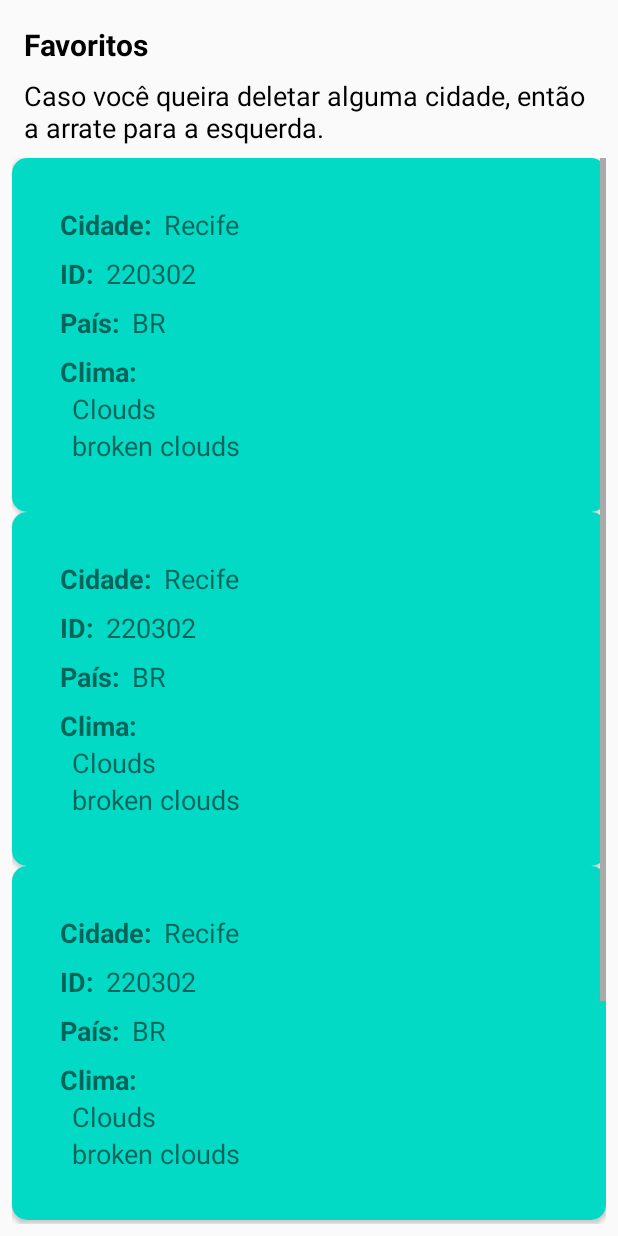
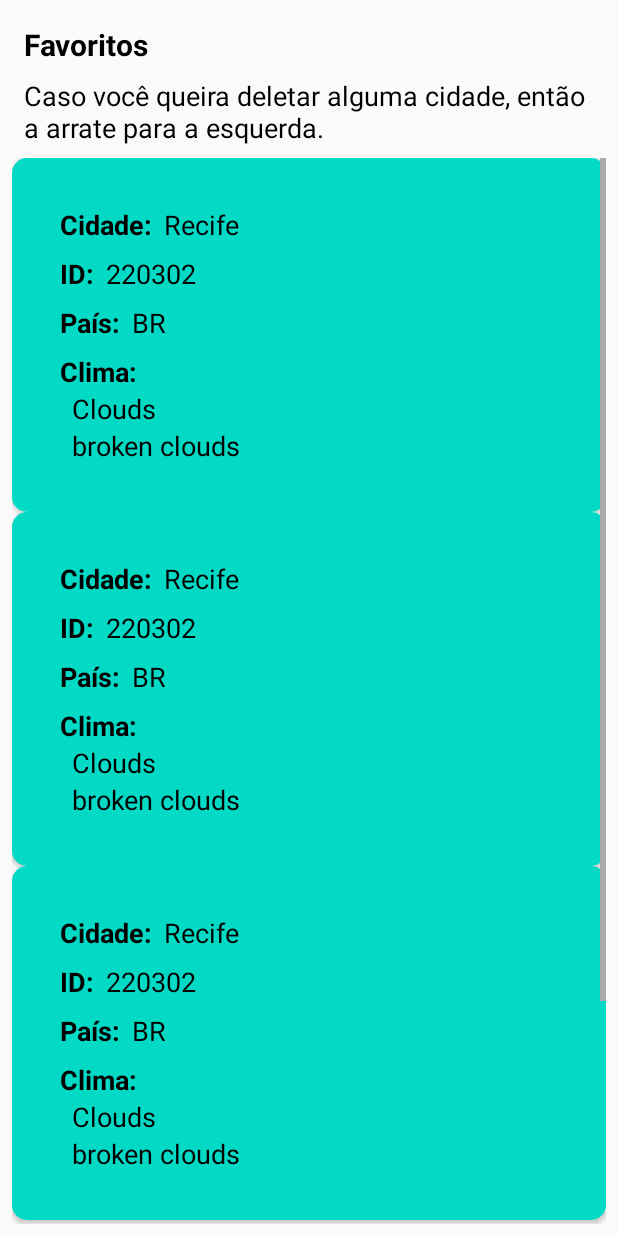
Before and after one commit to renatac/ExercisePersistenceAndNetwork, an Android app: the layout fragment_favorites.xml on its own in the app's theme, with its tools: preview values and no code run, on a phone screen of 412 x 824 dp. Run offline under Robolectric (Android 15) with nearby library versions, the phone set to English and light mode, and no system bars.

Commit message:
Modification 9

```diff
--- a/app/src/main/res/layout/favorites_item.xml
+++ b/app/src/main/res/layout/favorites_item.xml
@@ -15,11 +15,11 @@
 
         <TextView
             android:id="@+id/tv_label_favorite_city_name"
-            android:layout_width="0dp"
+            android:layout_width="@dimen/dim_0dp"
             android:layout_height="wrap_content"
             android:layout_marginStart="@dimen/dim_32dp"
             android:layout_marginTop="@dimen/dim_32dp"
-            android:textSize="18sp"
+            android:textSize="@dimen/dim_18sp"
             android:textStyle="bold"
             app:layout_constraintStart_toStartOf="parent"
             app:layout_constraintTop_toTopOf="parent"
@@ -31,7 +31,7 @@
             android:layout_height="wrap_content"
             android:layout_marginStart="@dimen/dim_8dp"
             android:layout_marginTop="@dimen/dim_32dp"
-            android:textSize="18sp"
+            android:textSize="@dimen/dim_18sp"
             android:textAlignment="viewStart"
             app:layout_constraintStart_toEndOf="@id/tv_label_favorite_city_name"
             app:layout_constraintTop_toTopOf="parent"
@@ -49,10 +49,10 @@
 
         <TextView
             android:id="@+id/tv_label_favorite_id"
-            android:layout_width="0dp"
+            android:layout_width="@dimen/dim_0dp"
             android:layout_height="wrap_content"
             android:layout_marginTop="@dimen/dim_8dp"
-            android:textSize="18sp"
+            android:textSize="@dimen/dim_18sp"
             android:textStyle="bold"
             app:layout_constraintStart_toStartOf="@id/tv_label_favorite_city_name"
             app:layout_constraintTop_toBottomOf="@id/tv_label_favorite_city_name"
@@ -60,20 +60,20 @@
 
         <TextView
             android:id="@+id/tv_favorite_id"
-            android:layout_width="0dp"
+            android:layout_width="@dimen/dim_0dp"
             android:layout_height="wrap_content"
             android:layout_marginStart="@dimen/dim_8dp"
-            android:textSize="18sp"
+            android:textSize="@dimen/dim_18sp"
             app:layout_constraintStart_toEndOf="@id/tv_label_favorite_id"
             app:layout_constraintTop_toTopOf="@id/tv_label_favorite_id"
             tools:text="220302" />
 
         <TextView
             android:id="@+id/tv_label_favorite_country"
-            android:layout_width="0dp"
+            android:layout_width="@dimen/dim_0dp"
             android:layout_height="wrap_content"
             android:layout_marginTop="@dimen/dim_8dp"
-            android:textSize="18sp"
+            android:textSize="@dimen/dim_18sp"
             android:textStyle="bold"
             app:layout_constraintStart_toStartOf="@id/tv_label_favorite_id"
             app:layout_constraintTop_toBottomOf="@id/tv_label_favorite_id"
@@ -81,20 +81,20 @@
 
         <TextView
             android:id="@+id/tv_favorite_country"
-            android:layout_width="0dp"
+            android:layout_width="@dimen/dim_0dp"
             android:layout_height="wrap_content"
             android:layout_marginStart="@dimen/dim_8dp"
-            android:textSize="18sp"
+            android:textSize="@dimen/dim_18sp"
             app:layout_constraintStart_toEndOf="@id/tv_label_favorite_country"
             app:layout_constraintTop_toTopOf="@id/tv_label_favorite_country"
             tools:text="BR" />
 
         <TextView
             android:id="@+id/tv_label_weather_main"
-            android:layout_width="0dp"
+            android:layout_width="@dimen/dim_0dp"
             android:layout_height="wrap_content"
             android:layout_marginTop="@dimen/dim_8dp"
-            android:textSize="18sp"
+            android:textSize="@dimen/dim_18sp"
             android:textStyle="bold"
             app:layout_constraintStart_toStartOf="@id/tv_label_favorite_country"
             app:layout_constraintTop_toBottomOf="@id/tv_label_favorite_country"
@@ -102,20 +102,20 @@
 
         <TextView
             android:id="@+id/tv_weather_main"
-            android:layout_width="0dp"
+            android:layout_width="@dimen/dim_0dp"
             android:layout_height="wrap_content"
             android:layout_marginStart="@dimen/dim_8dp"
-            android:textSize="18sp"
+            android:textSize="@dimen/dim_18sp"
             app:layout_constraintStart_toStartOf="@id/tv_label_weather_main"
             app:layout_constraintTop_toBottomOf="@id/tv_label_weather_main"
             tools:text="Clouds" />
 
         <TextView
             android:id="@+id/tv_descryption_weather"
-            android:layout_width="0dp"
+            android:layout_width="@dimen/dim_0dp"
             android:layout_height="wrap_content"
             android:layout_marginEnd="@dimen/dim_8dp"
-            android:textSize="18sp"
+            android:textSize="@dimen/dim_18sp"
             app:layout_constraintStart_toStartOf="@id/tv_weather_main"
             app:layout_constraintTop_toBottomOf="@id/tv_weather_main"
             tools:text="broken clouds" />
--- a/app/src/main/res/layout/fragment_favorites.xml
+++ b/app/src/main/res/layout/fragment_favorites.xml
@@ -12,7 +12,7 @@
         android:layout_width="match_parent"
         android:layout_height="wrap_content"
         android:text="@string/txt_empty_favorites_list"
-        android:textSize="18sp"
+        android:textSize="@dimen/dim_18sp"
         android:textStyle="bold"
         android:textAlignment="center"
         android:layout_marginBottom="@dimen/dim_16dp"
@@ -24,15 +24,14 @@
 
     <TextView
         android:id="@+id/txt_favorites_title"
-        android:layout_width="0dp"
+        android:layout_width="@dimen/dim_0dp"
         android:layout_height="wrap_content"
         android:layout_marginTop="@dimen/dim_16dp"
         android:layout_marginStart="@dimen/dim_8dp"
         android:layout_marginEnd="@dimen/dim_8dp"
         android:text="@string/title_favorites"
-        android:textColor="@color/black"
         android:textStyle="bold"
-        android:textSize="20sp"
+        android:textSize="@dimen/dim_20sp"
         app:layout_constraintTop_toTopOf="parent"
         app:layout_constraintStart_toStartOf="@id/favoriteRecyclerView"
         app:layout_constraintEnd_toEndOf="@id/favoriteRecyclerView"
@@ -40,14 +39,13 @@
 
     <TextView
         android:id="@+id/txt_explanation_favorites"
-        android:layout_width="0dp"
+        android:layout_width="@dimen/dim_0dp"
         android:layout_height="wrap_content"
         android:layout_marginTop="@dimen/dim_8dp"
         android:layout_marginStart="@dimen/dim_8dp"
         android:layout_marginEnd="@dimen/dim_8dp"
         android:text="@string/txt_favorites_explanation"
-        android:textSize="18sp"
-        android:textColor="@color/black"
+        android:textSize="@dimen/dim_18sp"
         app:layout_constraintTop_toBottomOf="@id/txt_favorites_title"
         app:layout_constraintStart_toStartOf="@id/favoriteRecyclerView"
         app:layout_constraintEnd_toEndOf="@id/favoriteRecyclerView"
@@ -55,8 +53,8 @@
 
     <androidx.recyclerview.widget.RecyclerView
         android:id="@+id/favoriteRecyclerView"
-        android:layout_width="0dp"
-        android:layout_height="0dp"
+        android:layout_width="@dimen/dim_0dp"
+        android:layout_height="@dimen/dim_0dp"
         android:clipToPadding="false"
         android:paddingBottom="@dimen/dim_80dp"
         android:elevation="@dimen/dim_8dp"
--- a/app/src/main/res/values-night/themes.xml
+++ b/app/src/main/res/values-night/themes.xml
@@ -12,5 +12,10 @@
         <!-- Status bar color. -->
         <item name="android:statusBarColor" tools:targetApi="l">?attr/colorPrimaryVariant</item>
         <!-- Customize your theme here. -->
+        <item name="android:textViewStyle">@style/MyTextViewStyle</item>
+    </style>
+
+    <style name="MyTextViewStyle" parent="android:Widget.TextView">
+        <item name="android:textColor">@color/black</item>
     </style>
 </resources>
--- a/app/src/main/res/values/dimens.xml
+++ b/app/src/main/res/values/dimens.xml
@@ -1,5 +1,5 @@
 <resources>
-    <!-- Default screen margins, per the Android Design guidelines. -->
+    <dimen name="dim_0dp">0dp</dimen>
     <dimen name="dim_8dp">8dp</dimen>
     <dimen name="dim_10dp">10dp</dimen>
     <dimen name="dim_16dp">16dp</dimen>
@@ -9,6 +9,12 @@
     <dimen name="dim_80dp">80dp</dimen>
     <dimen name="dim_100dp">100dp</dimen>
     <dimen name="dim_74dp">74dp</dimen>
+
+    <dimen name="dim_14sp">14sp</dimen>
+    <dimen name="dim_18sp">18sp</dimen>
+    <dimen name="dim_20sp">20sp</dimen>
+    <dimen name="dim_24sp">24sp</dimen>
+    <dimen name="dim_30sp">30sp</dimen>
 
     <!--
     Because the window insets on round devices are larger than 15dp, this padding only applies
--- a/app/src/main/res/values/themes.xml
+++ b/app/src/main/res/values/themes.xml
@@ -12,5 +12,10 @@
         <!-- Status bar color. -->
         <item name="android:statusBarColor" tools:targetApi="l">?attr/colorPrimaryVariant</item>
         <!-- Customize your theme here. -->
+        <item name="android:textViewStyle">@style/MyTextViewStyle</item>
+    </style>
+
+    <style name="MyTextViewStyle" parent="android:Widget.TextView">
+        <item name="android:textColor">@color/black</item>
     </style>
 </resources>
```
Also changed, not shown: app/src/main/res/layout/activity_details.xml (+13 -13 lines), app/src/main/res/layout/activity_main.xml (+5 -5 lines), app/src/main/res/layout/fragment_search.xml (+6 -7 lines), app/src/main/res/layout/fragment_settings.xml (+4 -6 lines), app/src/main/res/layout/recyclerview_item.xml (+3 -5 lines).
